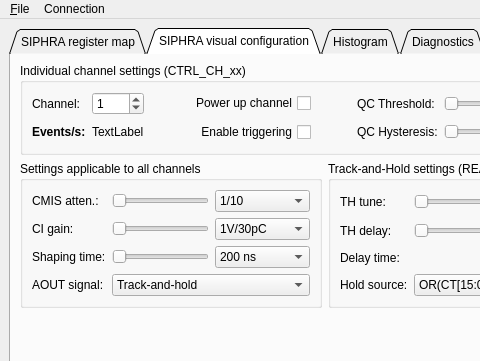
Above: CubesControl/ui/cubescontrol.ui from tstana/cubes-sw before the change; both pictures show x 0 to 480 and y 0 to 361 of the 860 by 640 pixel window. Below: the same form after it.
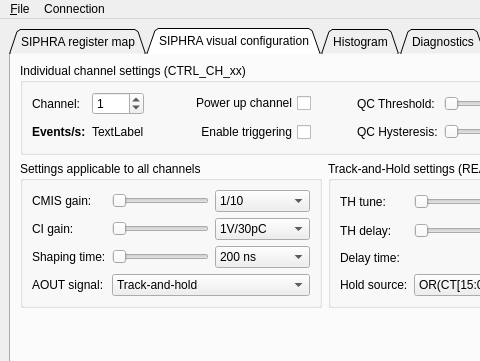
That is the form after the change. The open tabs and pages were chosen to show the change. Icons and pictures are not drawn. Custom widgets are drawn as their Qt base class.

Commit message: CMIS attenuation _was_ actually gain

The edit to the form file:
```diff
--- a/CubesControl/ui/cubescontrol.ui
+++ b/CubesControl/ui/cubescontrol.ui
@@ -178,7 +178,7 @@
            <item row="0" column="0">
             <widget class="QLabel" name="label_8">
              <property name="text">
-              <string>CMIS atten.:</string>
+              <string>CMIS gain:</string>
              </property>
             </widget>
            </item>
```
The commit also changes 1 other file.
